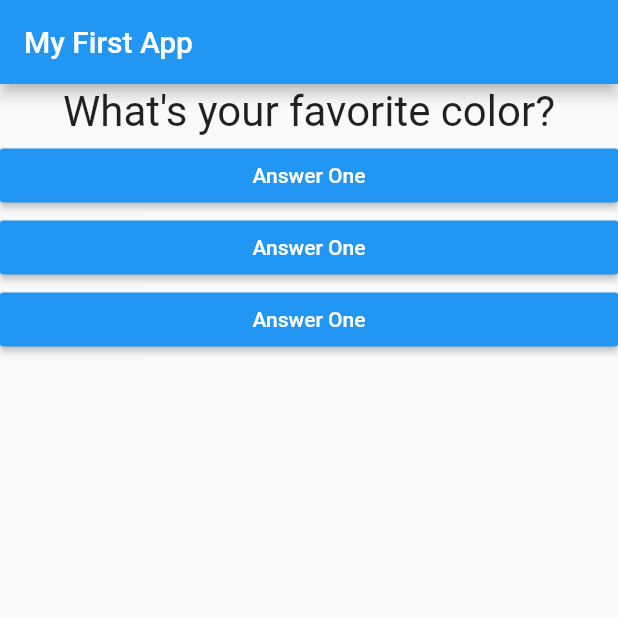
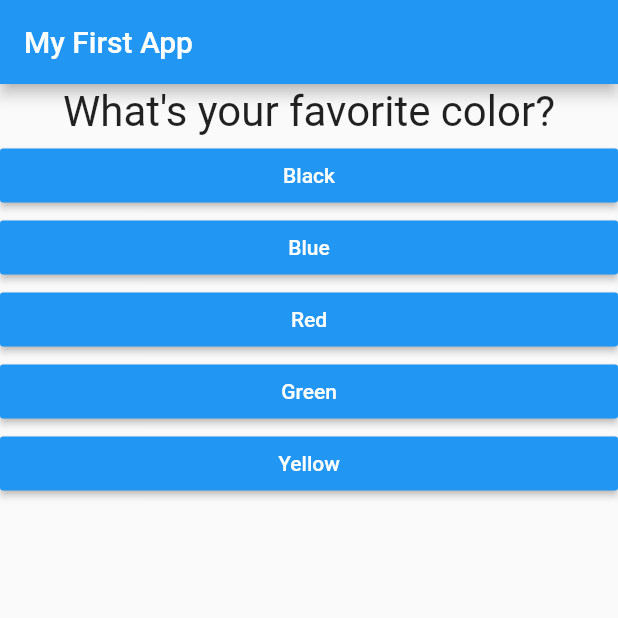
Before and after one commit to berenerchamion/flutter_oreilly1, a Flutter app: the screen it shows after launch, on a phone screen of 412 x 824 dp, the top half of it. Run offline on Flutter 3.47's test engine with Material 2 defaults, Android fonts, the phone set to English and light mode, and no system bars.

Commit message:
adding maps for data handling

```diff
--- a/lib/answer.dart
+++ b/lib/answer.dart
@@ -2,8 +2,9 @@ import 'package:flutter/material.dart';
 
 class Answer extends StatelessWidget {
   final Function selectHandler;
+  final String answerText;
 
-  Answer(this.selectHandler);
+  Answer(this.selectHandler, this.answerText);
 
   @override
   Widget build(BuildContext context) {
@@ -12,7 +13,7 @@ class Answer extends StatelessWidget {
       child: RaisedButton(
         color: Colors.blue,
         textColor: Colors.white,
-        child: Text('Answer One'),
+        child: Text(answerText),
         onPressed: selectHandler,
       ), //Raised Button
     ); //Container
--- a/lib/main.dart
+++ b/lib/main.dart
@@ -15,19 +15,48 @@ class MyApp extends StatefulWidget {
 
 class _MyAppState extends State<MyApp> {
   var _questionIndex = 0;
+
+  final questions = const [
+    {
+      'questionText': 'What\'s your favorite color?',
+      'answers': [
+        'Black',
+        'Blue',
+        'Red','Green','Yellow'
+      ],},
+    {
+      'questionText': 'What\'s your favorite animal?',
+      'answers': [
+        'Dog',
+        'Cat',
+        'Zebra',
+        'Snake',
+      ],
+    },
+    {
+      'questionText': 'What\'s your favorite beer?',
+      'answers': [
+        'Troeg\'s Perpetual IPA',
+        'Jai Alai IPA',
+        'Budweiser',
+        'Guinness',
+      ],
+    },
+  ];
+
   void _answerQuestion() {
     setState((){
       _questionIndex = _questionIndex + 1;
     });
-    print('Question answered..');
+    print(_questionIndex);
+
+    if (_questionIndex < questions.length){
+      print('We have more questions...');
+    }
   }
 
   @override
   Widget build(BuildContext context) {
-    var questions = <String>[
-      "What's your favorite color?",
-      "What's your favorite animal?"
-    ];
     return MaterialApp(
       home: Scaffold(
         appBar: AppBar(
@@ -35,10 +64,10 @@ class _MyAppState extends State<MyApp> {
         ),
         body: Column(
           children: <Widget>[
-            Question(questions[_questionIndex]),
-            Answer(_answerQuestion),
-            Answer(_answerQuestion),
-            Answer(_answerQuestion),
+            Question(questions[_questionIndex]['questionText']),
+            ...(questions[_questionIndex]['answers'] as List<String>).map((answer) {
+              return Answer(_answerQuestion, answer);
+            }).toList(),
           ],
         ), //End Column
       ), //End Scaffold
```
